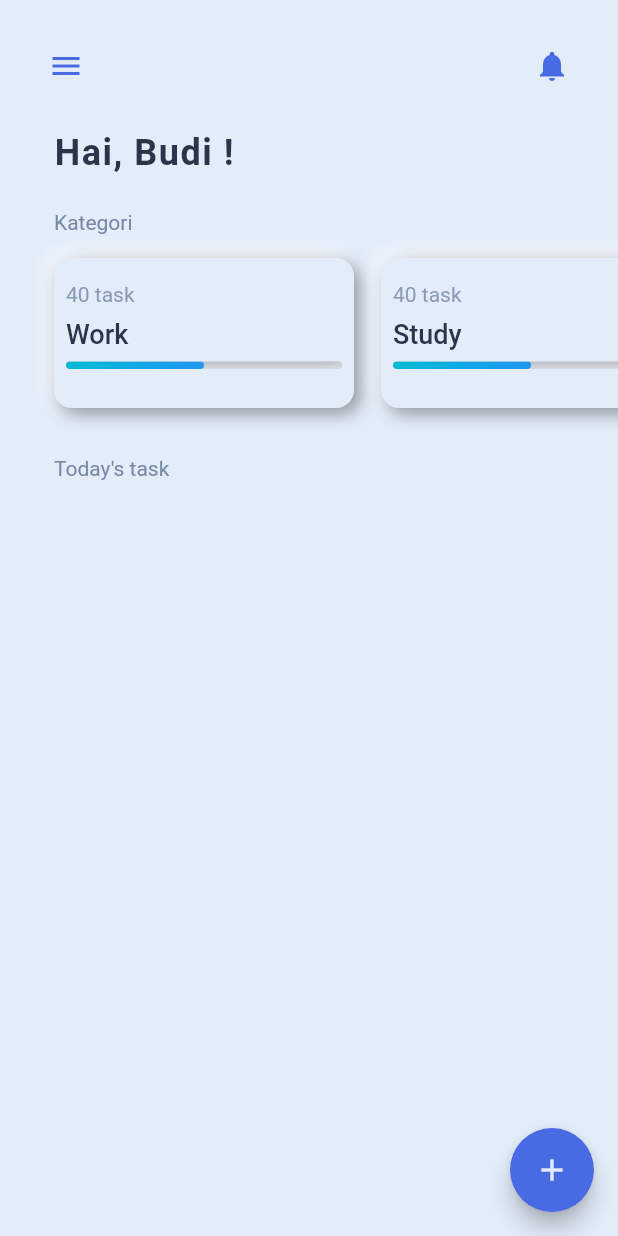
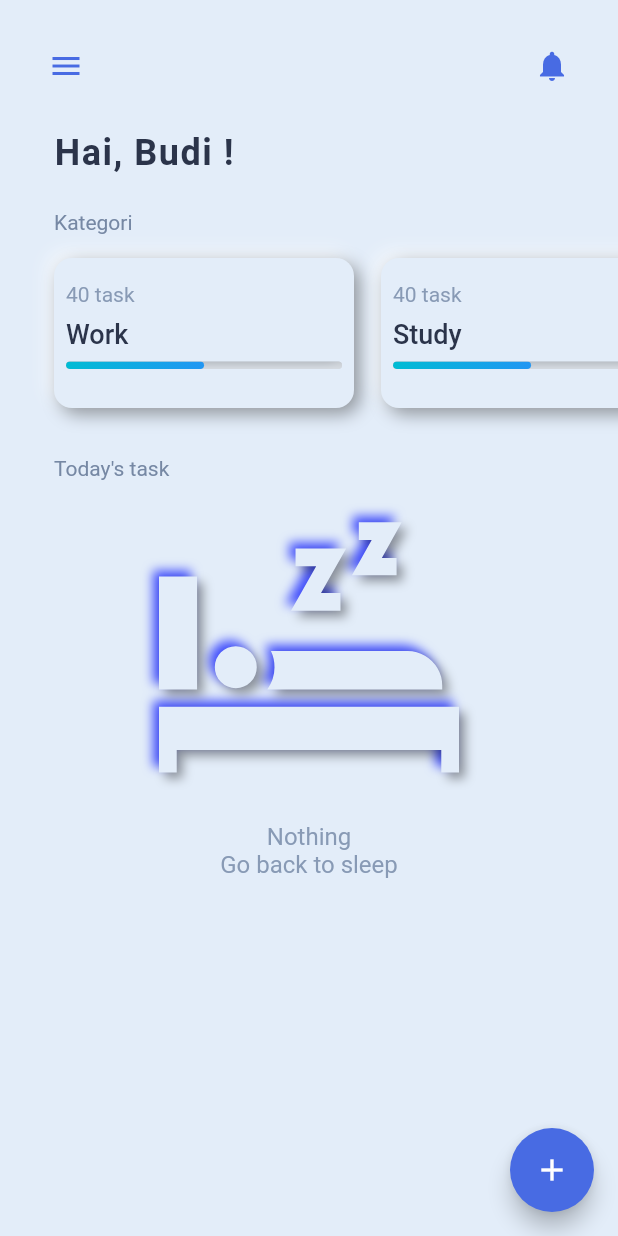
Before and after one commit to hanifann/Neo-List, a Flutter app: the screen it shows after launch, on a phone screen of 412 x 824 dp. Run offline on Flutter 3.47's test engine with Material 2 defaults, Android fonts, the phone set to English and light mode, and no system bars; drawn by our look-alikes of flutter_neumorphic; our stand-ins replace date_time_picker, get, hexcolor, sqflite; accounts and stored records are empty; Roboto replaces fonts that are missing (Mont).

Commit message:
added null aware function, edit insert data and home UI

```diff
--- a/lib/controller/todo_controller.dart
+++ b/lib/controller/todo_controller.dart
@@ -18,10 +18,9 @@ class TodoController extends GetxController {
   String labelValue = 'Kategori';
 
   @override
-  void onReady() {
+  void onInit() {
     getCategory('dateTime', DateFormat('dd MMMM yyyy').format(DateTime.now()));
-    // getTodo();
-    super.onReady();
+    super.onInit();
   }
 
   Future<void> addTodo() async {
--- /dev/null
+++ b/lib/share/custom_Icon.dart
@@ -0,0 +1,25 @@
+/// Flutter icons MyFlutterApp
+/// Copyright (C) 2020 by original authors @ fluttericon.com, fontello.com
+/// This font was generated by FlutterIcon.com, which is derived from Fontello.
+///
+/// To use this font, place it in your fonts/ directory and include the
+/// following in your pubspec.yaml
+///
+/// flutter:
+///   fonts:
+///    - family:  MyFlutterApp
+///      fonts:
+///       - asset: fonts/MyFlutterApp.ttf
+///
+///
+///
+import 'package:flutter/widgets.dart';
+
+class CustomIcon {
+  CustomIcon._();
+
+  static const _kFontFam = 'sleep';
+  static const _kFontPkg = null;
+
+  static const IconData empty_set_mathematical_symbol = IconData(0xe800, fontFamily: _kFontFam, fontPackage: _kFontPkg);
+}
--- a/lib/view/home/home_screen.dart
+++ b/lib/view/home/home_screen.dart
@@ -3,8 +3,10 @@ import 'dart:ui';
 import 'package:flutter/material.dart';
 import 'package:flutter_neumorphic/flutter_neumorphic.dart';
 import 'package:get/get.dart';
+import 'package:hexcolor/hexcolor.dart';
 import 'package:neo_list/controller/todo_controller.dart';
 import 'package:neo_list/share/colors.dart';
+import 'package:neo_list/share/custom_Icon.dart';
 import 'package:neo_list/view/insert/input_data_screen.dart';
 
 import '../../share/colors.dart';
@@ -57,9 +59,41 @@ class HomeScreen extends StatelessWidget {
               SizedBox(
                 height: 16.0,
               ),
-              Expanded(
-                child: Obx((){
-                  return ListView.builder(
+              SizedBox(height: 12),
+              Obx((){
+                return _controller.kategoriList.isEmpty ?
+                Center(
+                  child: Column(
+                    children: [
+                      NeumorphicIcon(
+                        CustomIcon.empty_set_mathematical_symbol,
+                        size: 200,
+                        style: NeumorphicStyle(
+                          color: backgroundColor,
+                          shadowLightColor: HexColor('#FFF')
+                        ),
+                      ),
+                      Text(
+                        'Nothing',
+                        style: TextStyle(
+                          fontFamily: 'Mont',
+                          fontSize: 16,
+                          color: thirdTextColor
+                        ),
+                      ),
+                      Text(
+                        'Go back to sleep',
+                        style: TextStyle(
+                          fontSize: 16,
+                          fontFamily: 'Mont',
+                          color: thirdTextColor
+                        ),
+                      )
+                    ],
+                  ),
+                ) :
+                Expanded(
+                  child: ListView.builder(
                     clipBehavior: Clip.none,
                     itemCount: _controller.kategoriList.length,
                     scrollDirection: Axis.vertical,
@@ -104,22 +138,24 @@ class HomeScreen extends StatelessWidget {
                               },
                             ),
                           )
-                        ),
+                        )
                       );
                     },
-                  );
-                  }
-                ),
-              )
+                  ),
+                );
+                }
+              ),
             ],
           ),
         ),
         floatingActionButton: FloatingActionButton(
-          onPressed: () {
+          child: Icon(
+            Icons.add
+          ),
+          backgroundColor: accentColor,
+          onPressed: (){
             Get.to(InsertDataScreen());
-           },
-          child: Icon(Icons.add, color: backgroundColor,),
-          backgroundColor: accentColor,
+          },
         ),
       );
   }
--- a/lib/view/insert/input_data_screen.dart
+++ b/lib/view/insert/input_data_screen.dart
@@ -24,6 +24,8 @@ class InsertDataScreen extends StatelessWidget {
             onTap: (){
               Get.back();
               _controller.getCategory('dateTime',DateFormat('dd MMMM yyyy').format(DateTime.now()));
+              print(_controller.kategoriList.isEmpty);
+              print(_controller.kategoriList.length);
             },
           ),
         ],
@@ -43,7 +45,7 @@ class InsertDataScreen extends StatelessWidget {
                 key: _formKey,
                 child: TextFormField(
                   controller: _controller.todoTextController,
-                  autofocus: true,
+                  autofocus: false,
                   decoration: InputDecoration(
                     focusedBorder: InputBorder.none,
                     border: InputBorder.none,
@@ -62,11 +64,7 @@ class InsertDataScreen extends StatelessWidget {
               color: secTextColor,
             ),
             DateTimePicker(
-              type: DateTimePickerType.dateTime,
-              icon: Icon(
-                Icons.date_range,
-                color: accentColor,
-              ),
+              type: DateTimePickerType.date,
               initialValue: DateTime.now().toString(),
               firstDate: DateTime(2000),
               lastDate: DateTime(2100),
@@ -127,7 +125,7 @@ class InsertDataScreen extends StatelessWidget {
                   print(DateFormat('dd MMMM yyyy').format(DateTime.now()));
                 },
               ),
-            )
+            ),
           ],
         ),
       ),
--- a/pubspec.yaml
+++ b/pubspec.yaml
@@ -68,6 +68,11 @@ flutter:
         # - asset: asset/fonts/Konnect.ttf
         - asset: asset/fonts/Mont.ttf
         - asset: asset/fonts/Mont-Bold.ttf
+
+    - family:  sleep
+      fonts:
+      # - asset: asset/fonts/MyFlutterApp.ttf
+      - asset: asset/fonts/sleep.ttf
   #       - asset: fonts/Schyler-Italic.ttf
   #         style: italic
   #   - family: Trajan Pro
```
Also changed, not shown: asset/fonts/sleep.ttf (added).
